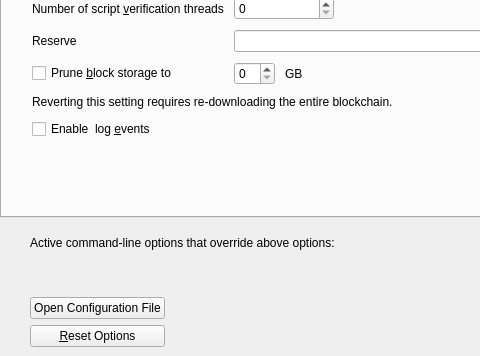
First picture: the form in src/qt/forms/optionsdialog.ui, repository Hydra-Chain/node, before the edit; both pictures show x 0 to 480 and y 112 to 468 of the 832 by 468 pixel window.
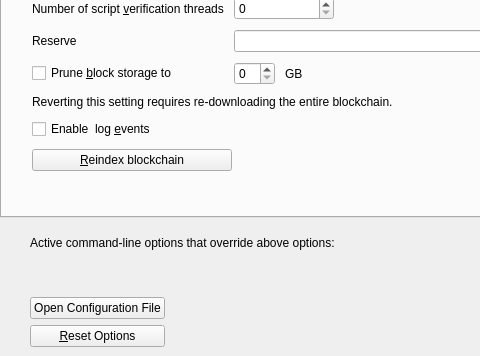
Second picture: the form after the edit. The open tabs and pages were chosen to show the change. Custom widgets are drawn as their Qt base class.

Commit message: add option for reindex with zapwallettxes

What changed in the file:
```diff
--- a/src/qt/forms/optionsdialog.ui
+++ b/src/qt/forms/optionsdialog.ui
@@ -258,6 +258,25 @@
          </property>
         </widget>
        </item>
+       <item>
+        <widget class="QPushButton" name="reindexButton">
+         <property name="toolTip">
+          <string>Reindex the blockchain from the beginning and reconstruct the wallet transactions.</string>
+         </property>
+         <property name="text">
+          <string>&amp;Reindex blockchain</string>
+         </property>
+         <property name="autoDefault">
+          <bool>false</bool>
+         </property>
+         <property name="maximumSize">
+          <size>
+           <width>200</width>
+           <height>16777215</height>
+          </size>
+         </property>
+        </widget>
+       </item>
        <item>
         <spacer name="verticalSpacer_Main">
          <property name="orientation">
```
The commit also changes 9 other files.
